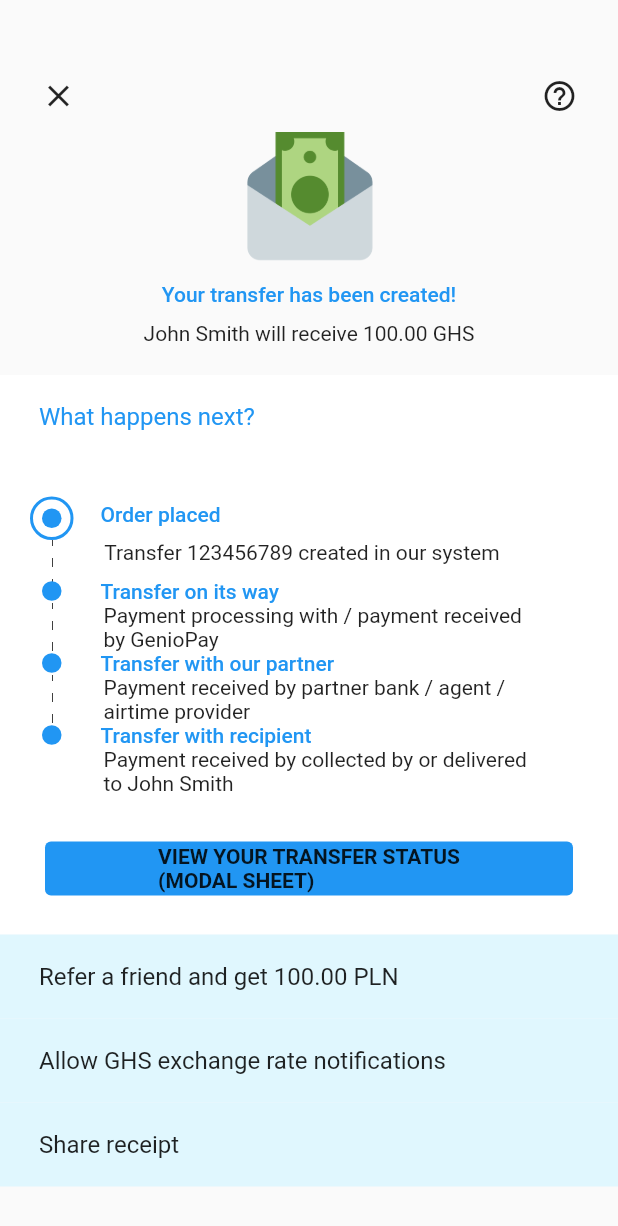
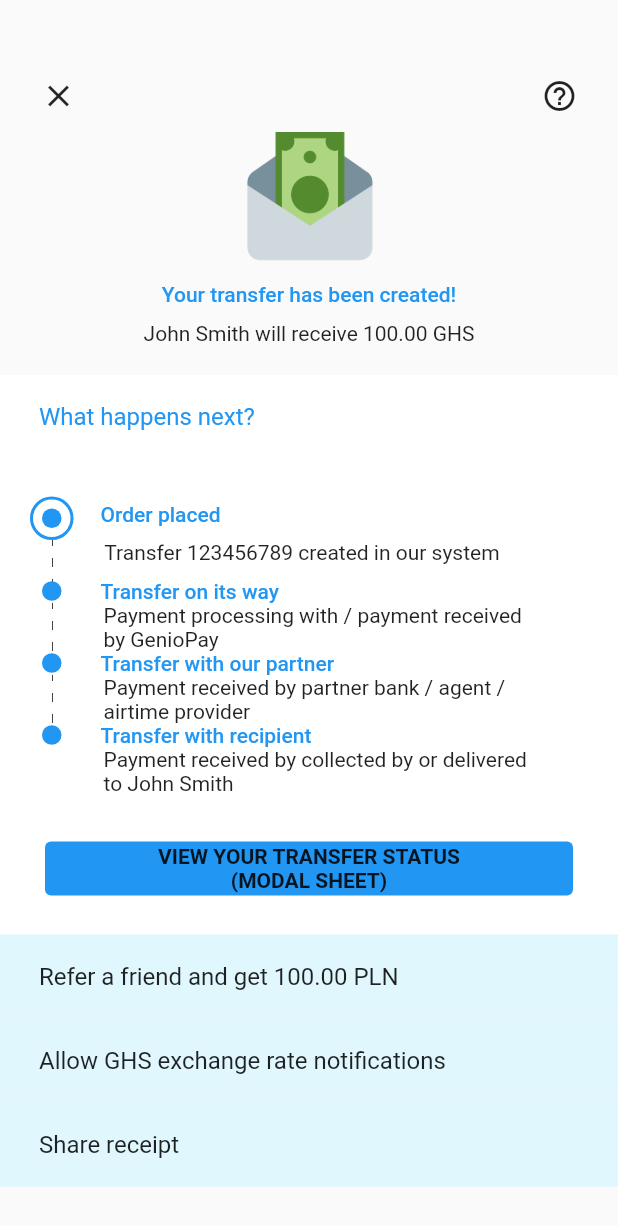
Before and after one commit to Dev4LifeV/geniopay_test, a Flutter app: the ViewTransferCreated screen opened directly, after a tap on "What happens next?", on a phone screen of 412 x 824 dp. Shown: the top 1226 px of the screen. Run offline on Flutter 3.47's test engine with Material 2 defaults, Android fonts, the phone set to English and light mode, and no system bars; our stand-ins replace google_fonts.

```diff
--- a/lib/view/widget/button/affirmative_button.dart
+++ b/lib/view/widget/button/affirmative_button.dart
@@ -21,8 +21,8 @@ class AffirmativeButton extends StatelessWidget {
         ),
         child: Text(
           content.toUpperCase(),
-          style:
-              context.fonts.bodyMedium?.copyWith(fontWeight: FontWeight.w700),
+          style: context.fonts.bodyMedium?.copyWith(fontWeight: FontWeight.w700),
+          textAlign: TextAlign.center,
         ),
       );
 }
```
